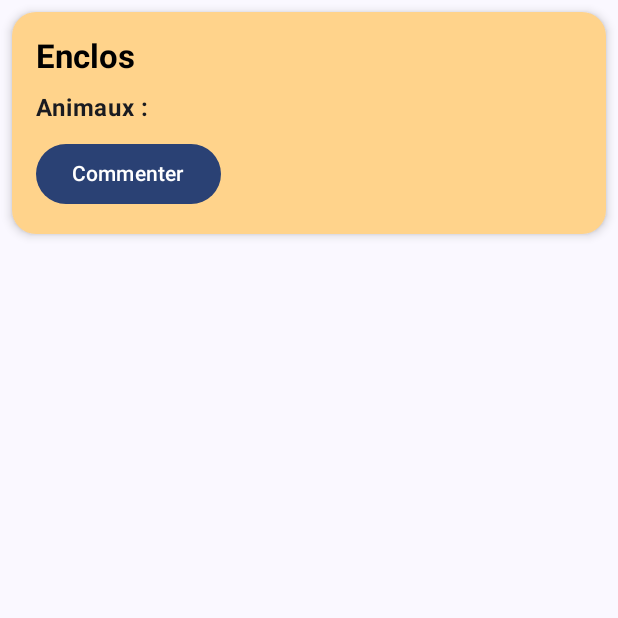
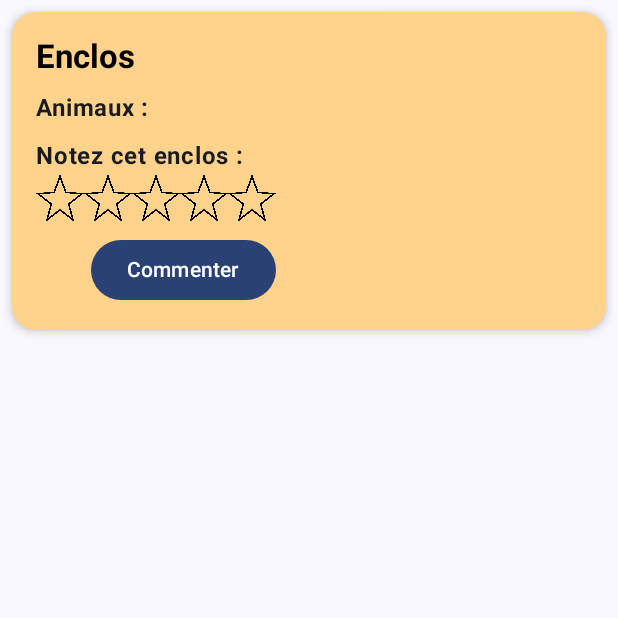
Before and after one commit to Futiz/ZooISEN, an Android app built with Jetpack Compose: the composable EnclosureCard called with empty values, on a phone screen of 412 x 824 dp, the top half of it. Run offline under Robolectric (Android 15) with nearby library versions, the phone set to English and light mode, and no system bars; our stand-ins replace Firebase (no records; nobody signed in at launch, a user with empty details on screens opened directly).

Commit message:
v0.5 : biomes colorés, enclos avec animaux + rating + commentaires, commentaires et rating propres à chaque enclos , liste des services du parc avec localisation + icone

```diff
--- a/app/src/main/java/fr/isen/sannicolas/zooisen/screens/EnclosureScreen.kt
+++ b/app/src/main/java/fr/isen/sannicolas/zooisen/screens/EnclosureScreen.kt
@@ -16,6 +16,11 @@ import androidx.navigation.NavHostController
 import fr.isen.sannicolas.zooisen.database.Biome
 import fr.isen.sannicolas.zooisen.database.Database
 import fr.isen.sannicolas.zooisen.database.Enclosure
+import fr.isen.sannicolas.zooisen.R
+import androidx.compose.ui.res.painterResource
+import androidx.compose.foundation.clickable
+import com.google.firebase.database.FirebaseDatabase
+
 
 @Composable
 fun EnclosureScreen(navController: NavHostController, biomeId: String) {
@@ -69,6 +74,26 @@ fun EnclosureScreen(navController: NavHostController, biomeId: String) {
 
 @Composable
 fun EnclosureCard(enclosure: Enclosure, biomeId: String, navController: NavHostController) {
+    val userId = "User123" // TODO: Récupérer l'ID réel de l'utilisateur connecté
+    var rating by remember { mutableStateOf(0) }
+
+    // 🔥 Récupération de la note stockée
+    LaunchedEffect(enclosure.id) {
+        val ratingRef = FirebaseDatabase.getInstance()
+            .getReference("biomes")
+            .child(biomeId)
+            .child("enclosures")
+            .child(enclosure.id)
+            .child("ratings")
+            .child(userId)
+
+        ratingRef.get().addOnSuccessListener { snapshot ->
+            snapshot.getValue(Int::class.java)?.let { savedRating ->
+                rating = savedRating
+            }
+        }
+    }
+
     Card(
         modifier = Modifier
             .fillMaxWidth()
@@ -94,6 +119,19 @@ fun EnclosureCard(enclosure: Enclosure, biomeId: String, navController: NavHostC
 
             Spacer(modifier = Modifier.height(8.dp))
 
+            // 🔥 Barre de notation (avec sauvegarde)
+            Text(text = "Notez cet enclos :", fontWeight = FontWeight.Bold)
+            RatingBar(currentRating = rating) { selectedRating ->
+                rating = selectedRating
+                Database.addRating(
+                    biomeId, enclosure.id, userId, selectedRating,
+                    onSuccess = { println("✅ Note mise à jour") },
+                    onFailure = { println("❌ Échec de l'enregistrement") }
+                )
+            }
+
+            Spacer(modifier = Modifier.height(8.dp))
+
             Button(
                 onClick = { navController.navigate("enclosure_comments/$biomeId/${enclosure.id}") },
                 modifier = Modifier.align(Alignment.End)
@@ -103,3 +141,24 @@ fun EnclosureCard(enclosure: Enclosure, biomeId: String, navController: NavHostC
         }
     }
 }
+
+
+
+@Composable
+fun RatingBar(
+    currentRating: Int,
+    onRatingSelected: (Int) -> Unit
+) {
+    Row {
+        (1..5).forEach { star ->
+            Icon(
+                painter = painterResource(if (star <= currentRating) R.drawable.star_filled else R.drawable.star_empty),
+                contentDescription = "Rating star",
+                tint = Color.Unspecified,
+                modifier = Modifier
+                    .size(32.dp)
+                    .clickable { onRatingSelected(star) }
+            )
+        }
+    }
+}
```
Also changed, not shown: app/src/main/java/fr/isen/sannicolas/zooisen/database/Database.kt (+43 -0 lines), app/src/main/java/fr/isen/sannicolas/zooisen/screens/BiomeScreen.kt (+8 -8 lines), app/src/main/res/drawable/star_empty.png (added), app/src/main/res/drawable/star_filled.png (added).
